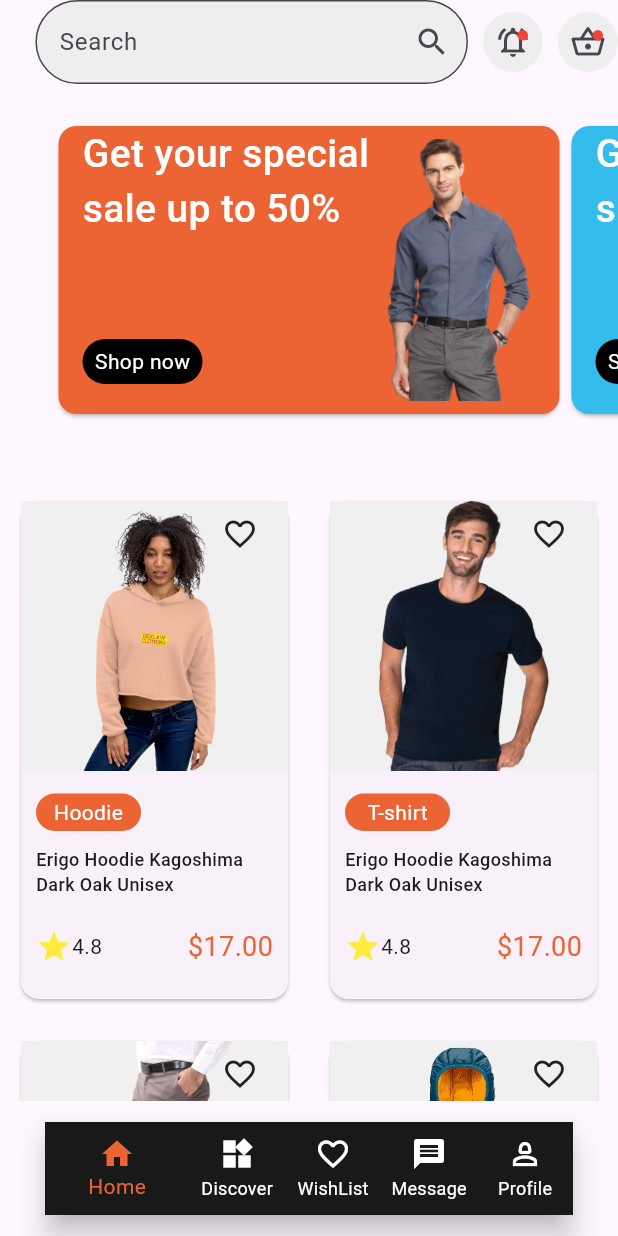
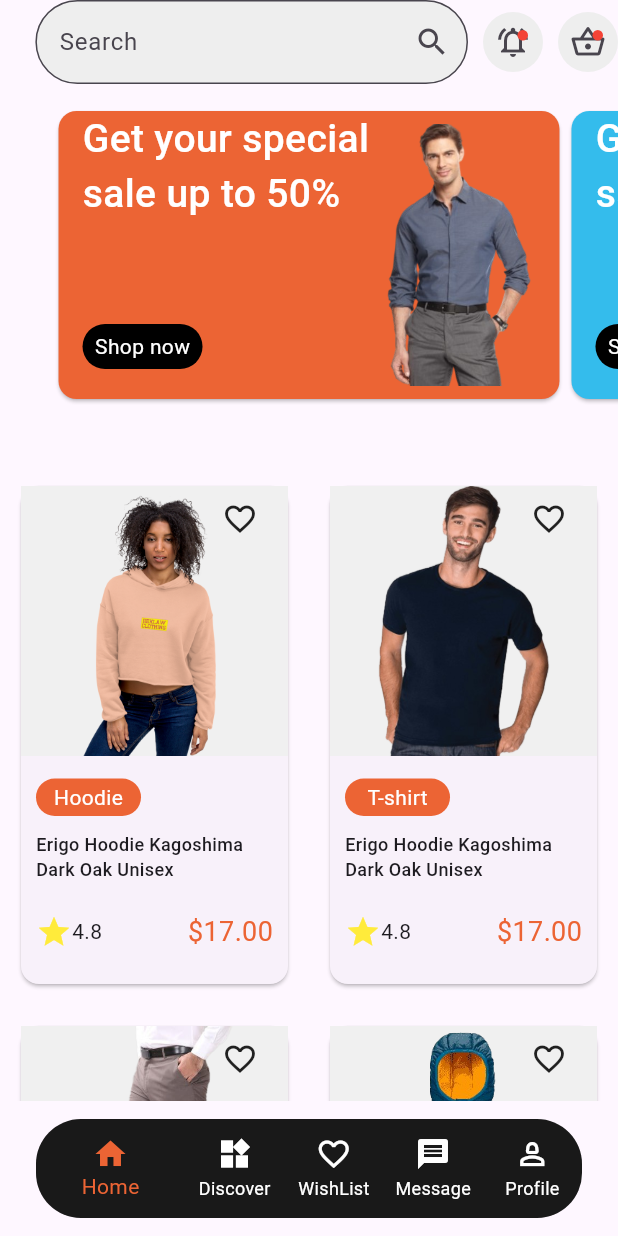
Before and after one commit to samiraliyev/e_commerce_design_flutter, a Flutter app: the screen it shows after launch, on a phone screen of 412 x 824 dp. Run offline on Flutter 3.47's test engine with Material 3 defaults, Android fonts, the phone set to English and light mode, and no system bars.

Commit message:
bottom navbar wrap cliprect widget

```diff
--- a/lib/ui/home/home_view.dart
+++ b/lib/ui/home/home_view.dart
@@ -1,8 +1,6 @@
 import 'package:e_commerce_app/extension/sized_extension.dart';
 import 'package:e_commerce_app/ui/home/widget/category_line/categories.dart';
-import 'package:flutter/cupertino.dart';
 import 'package:flutter/material.dart';
-import 'package:flutter/widgets.dart';
 
 import 'widget/app_bar/home_app_bar.dart';
 import 'widget/banner_card/card_page_view_builder.dart';
@@ -21,9 +19,8 @@ class _HomeViewState extends State<HomeView> {
   Widget build(BuildContext context) {
     return Scaffold(
       appBar: const PreferredSize(
-          preferredSize: Size.fromHeight(80.0), child: HomeAppBar()),
-      body: SizedBox(
-        child: ListView(
+          preferredSize: Size.fromHeight(70.0), child: HomeAppBar()),
+      body: ListView(
         children: [
           const SizedBox(
             height: 200.0,
@@ -35,17 +32,7 @@ class _HomeViewState extends State<HomeView> {
           const ProductGridView(),
         ],
       ),
-      ),
-      bottomNavigationBar: SafeArea(
-        child: Container(
-            height: 90,
-            padding: const EdgeInsets.all(14.0),
-            margin: const EdgeInsets.symmetric(horizontal: 16.0),
-            decoration: const BoxDecoration(
-                borderRadius: BorderRadius.all(Radius.circular(20.0)),
-                color: Colors.transparent),
-            child: const BottomNavigationBarItems()),
-      ),
+      bottomNavigationBar: const BottomNavigationBarItems(),
     );
   }
 }
--- a/lib/ui/home/widget/bottom_navigation_bar/bottom_navigation_bar_items.dart
+++ b/lib/ui/home/widget/bottom_navigation_bar/bottom_navigation_bar_items.dart
@@ -29,10 +29,17 @@ class _NavigationExampleState extends State<BottomNavigationBarItems> {
 
   @override
   Widget build(BuildContext context) {
-    return Theme(
+    return SafeArea(
+      child: Container(
+        height: 90.0,
+        padding: const EdgeInsets.all(12.0),
+        margin: const EdgeInsets.symmetric(horizontal: 12.0),
+        child: Theme(
           data: ThemeData(
             canvasColor: AppColor.navbarBg,
           ),
+          child: ClipRRect(
+            borderRadius: BorderRadius.circular(30.0),
             child: BottomNavigationBar(
                 // when navbar item ic clicked , then change effect type
                 type: BottomNavigationBarType.shifting,
@@ -59,8 +66,12 @@ class _NavigationExampleState extends State<BottomNavigationBarItems> {
                     label: AppStrings.bottomNavBarMessage,
                   ),
                   BottomNavigationBarItem(
-                icon: AppPath.navProfile, label: AppStrings.bottomNavBarProfile)
+                      icon: AppPath.navProfile,
+                      label: AppStrings.bottomNavBarProfile)
                 ]),
+          ),
+        ),
+      ),
     );
   }
 }
```
Lines whose indentation alone changed are shown as unchanged.
